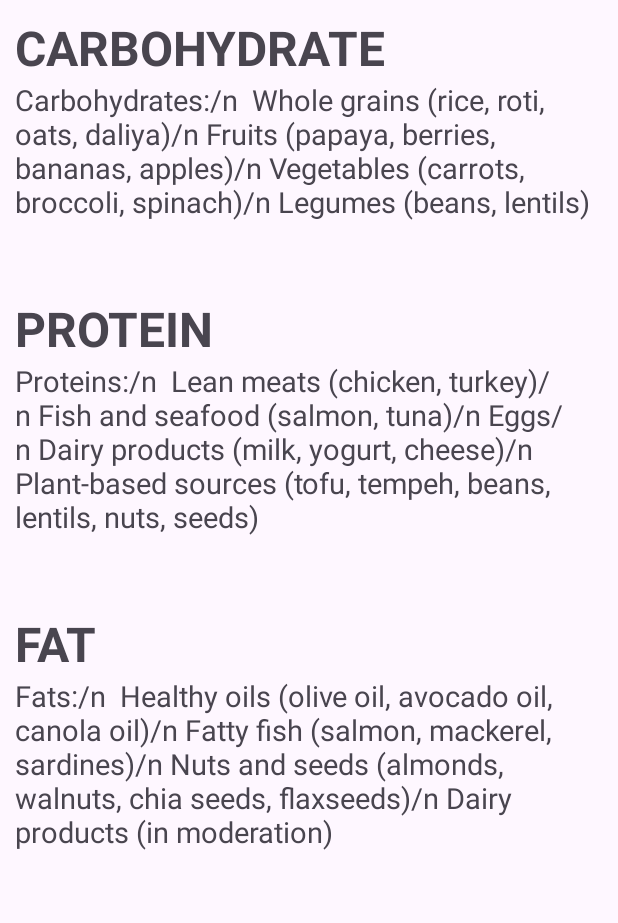
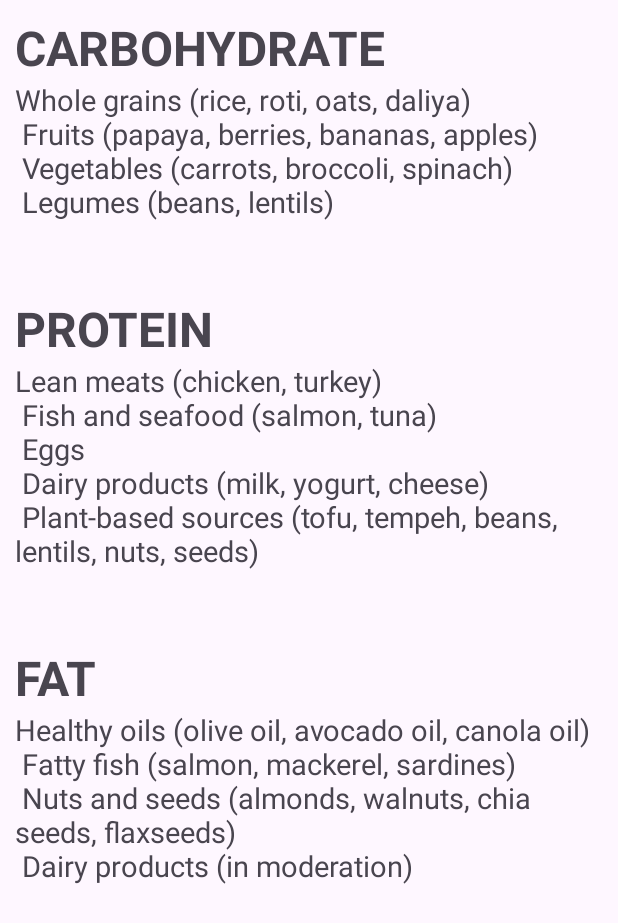
Before and after one commit to samantray-suvam/NUTRITIONIST, an Android app: the teen_macro screen opened directly, with no data from a screen before it, on a phone screen of 412 x 824 dp. Shown: the top 923 px of the screen. Run offline under Robolectric (Android 15) with nearby library versions, the phone set to English and light mode, and no system bars.

Commit message:
Update activity_teen_macro.xml

```diff
--- a/app/src/main/res/layout/activity_teen_macro.xml
+++ b/app/src/main/res/layout/activity_teen_macro.xml
@@ -36,11 +36,9 @@
                     android:layout_width="match_parent"
                     android:layout_height="wrap_content"
                     android:layout_weight="1"
-                    android:text="Carbohydrates:/n
-
-Whole grains (rice, roti, oats, daliya)/n
-Fruits (papaya, berries, bananas, apples)/n
-Vegetables (carrots, broccoli, spinach)/n
+                    android:text="Whole grains (rice, roti, oats, daliya)\n
+Fruits (papaya, berries, bananas, apples)\n
+Vegetables (carrots, broccoli, spinach)\n
 Legumes (beans, lentils)"
                     android:textSize="19dp"/>
             </LinearLayout>
@@ -66,12 +64,10 @@ Legumes (beans, lentils)"
                     android:layout_width="match_parent"
                     android:layout_height="wrap_content"
                     android:layout_weight="1"
-                    android:text="Proteins:/n
-
-Lean meats (chicken, turkey)/n
-Fish and seafood (salmon, tuna)/n
-Eggs/n
-Dairy products (milk, yogurt, cheese)/n
+                    android:text="Lean meats (chicken, turkey)\n
+Fish and seafood (salmon, tuna)\n
+Eggs\n
+Dairy products (milk, yogurt, cheese)\n
 Plant-based sources (tofu, tempeh, beans, lentils, nuts, seeds)"
                     android:textSize="19dp"/>
             </LinearLayout>
@@ -95,11 +91,9 @@ Plant-based sources (tofu, tempeh, beans, lentils, nuts, seeds)"
                     android:layout_width="match_parent"
                     android:layout_height="wrap_content"
                     android:layout_weight="1"
-                    android:text="Fats:/n
-
-Healthy oils (olive oil, avocado oil, canola oil)/n
-Fatty fish (salmon, mackerel, sardines)/n
-Nuts and seeds (almonds, walnuts, chia seeds, flaxseeds)/n
+                    android:text="Healthy oils (olive oil, avocado oil, canola oil)\n
+Fatty fish (salmon, mackerel, sardines)\n
+Nuts and seeds (almonds, walnuts, chia seeds, flaxseeds)\n
 Dairy products (in moderation)"
                     android:textSize="19dp"/>
             </LinearLayout>
```
